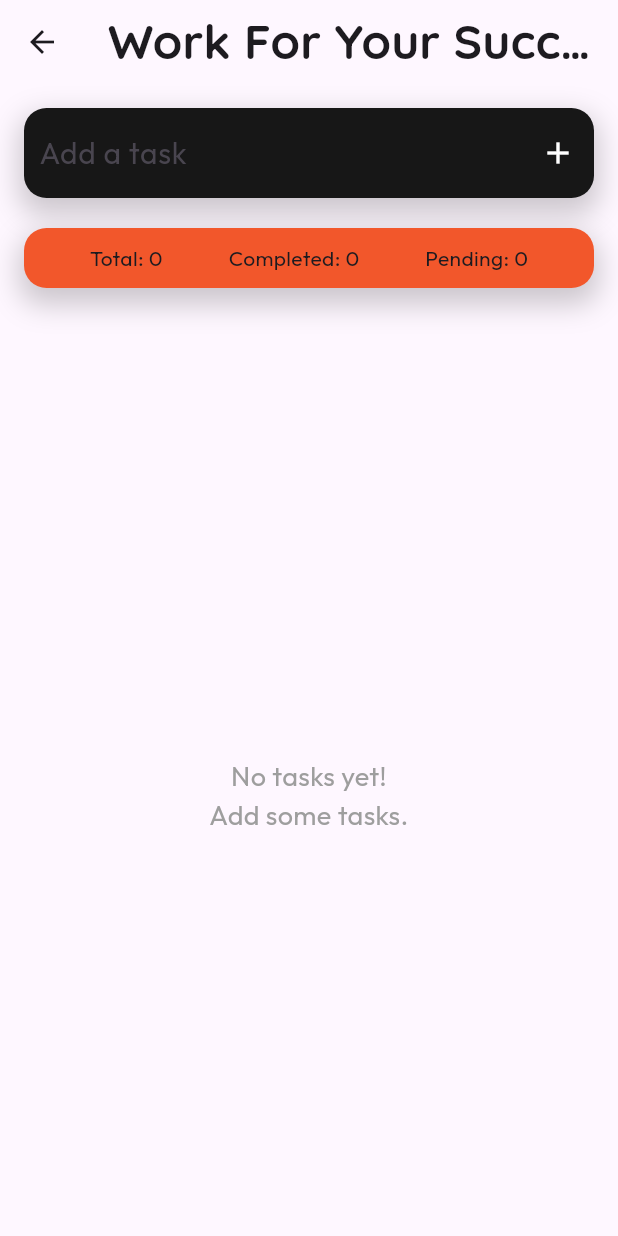
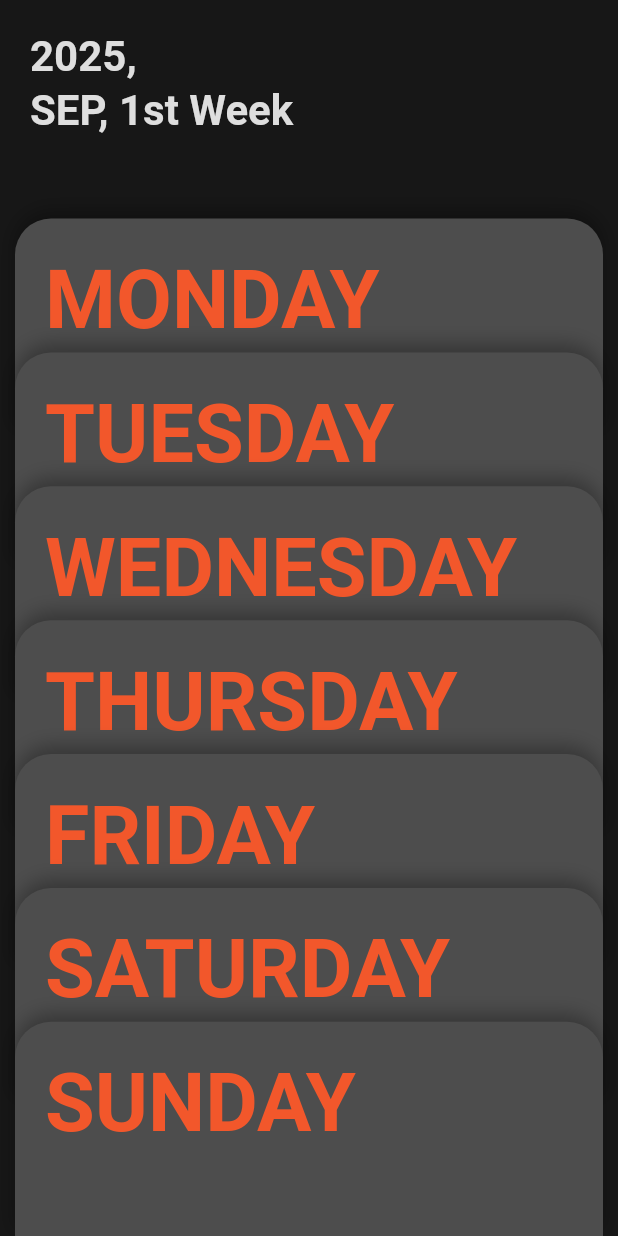
Before and after one commit to NisalUthsara/Task-Manager-App-Flutter, a Flutter app: the TodoScreen screen opened directly, on a phone screen of 412 x 824 dp. Run offline on Flutter 3.47's test engine with Material 3 defaults, Android fonts, the light colour scheme and no system bars; our stand-ins replace google_fonts.

Commit message:
feature : redesign home UI

```diff
--- a/lib/screens/todo_screen.dart
+++ b/lib/screens/todo_screen.dart
@@ -1,7 +1,5 @@
 import 'package:flutter/material.dart';
-import 'package:google_fonts/google_fonts.dart';
 import 'package:task_manager_app_flutter/theme.dart';
-import 'package:task_manager_app_flutter/widgets/todo_card.dart';
 
 class TodoScreen extends StatefulWidget {
   const TodoScreen({super.key});
@@ -11,144 +9,77 @@ class TodoScreen extends StatefulWidget {
 }
 
 class _TodoScreenState extends State<TodoScreen> {
-  final textInputController = TextEditingController();
-  List<String> _tasks = [];
-  List<bool> _completed = [];
+  int? _expandedIndex;
 
-  void _addTask() {
-    if (textInputController.text.isNotEmpty) {
-      setState(() {
-        _tasks.add(textInputController.text);
-        _completed.add(false);
-      });
-      textInputController.clear();
-    }
-  }
+  final int _cardCount = 7;
 
-  void _toggleTask(int index) {
-    setState(() {
-      _completed[index] = !_completed[index];
-    });
-  }
-
-  void _deleteTask(int index) {
-    setState(() {
-      _tasks.removeAt(index);
-      _completed.removeAt(index);
-    });
-  }
-
-  void _clearAll() {
-    setState(() {
-      _tasks.clear();
-      _completed.clear();
-    });
-  }
+  final List<String> _cardNames = [
+    'MONDAY',
+    'TUESDAY',
+    'WEDNESDAY',
+    'THURSDAY',
+    'FRIDAY',
+    'SATURDAY',
+    'SUNDAY',
+  ];
 
   @override
   Widget build(BuildContext context) {
     return Scaffold(
-      appBar: AppBar(
-        title: Text(
-          'Work For Your Success',
-          style: GoogleFonts.quicksand(textStyle: TextStyle(fontSize: 32)),
+      backgroundColor: AppTheme.primaryBlack,
+      body: SafeArea(
+        child: Column(
+          children: [
+            // --- Header ---
+            SizedBox(
+              height: 110,
+              width: double.infinity,
+              child: Padding(
+                padding: const EdgeInsets.all(20.0),
+                child: Text(
+                  '2025,\nSEP, 1st Week',
+                  style: Theme.of(context).textTheme.titleLarge?.copyWith(
+                    color: AppTheme.secondaryLightGray,
+                    fontWeight: FontWeight.bold,
+                    fontSize: 28,
                   ),
                 ),
-      body: Center(
-        child: Padding(
-          padding: const EdgeInsets.all(16),
-          child: Column(
-            mainAxisAlignment: MainAxisAlignment.center,
-            children: [
-              //Top tasks adding container
-              Container(
-                height: 60,
-                width: double.infinity,
-                decoration: BoxDecoration(
-                  color: AppTheme.primaryBlack,
-                  borderRadius: BorderRadius.circular(15),
-                  boxShadow: [
-                    BoxShadow(
-                      color: Colors.black.withOpacity(0.2),
-                      spreadRadius: 3,
-                      blurRadius: 16,
-                      offset: Offset(0, 8),
-                    ),
-                  ],
-                ),
-                child: Row(
-                  children: [
-                    Expanded(
-                      child: TextField(
-                        controller: textInputController,
-                        style: const TextStyle(color: Colors.white),
-                        decoration: InputDecoration(
-                          hintText: 'Add a task',
-                          border: InputBorder.none,
-                          contentPadding: const EdgeInsets.symmetric(
-                            horizontal: 10,
-                          ),
-                        ),
-                        onSubmitted: (_) => _addTask(),
-                      ),
-                    ),
-                    IconButton(
-                      icon: const Icon(Icons.add, color: Colors.white),
-                      onPressed: _addTask,
-                    ),
-                  ],
-                ),
-              ),
-              const SizedBox(height: 20),
-
-              Container(
-                width: double.infinity,
-                height: 40,
-                decoration: BoxDecoration(
-                  color: AppTheme.primaryOrange,
-                  borderRadius: BorderRadius.circular(15),
-                  boxShadow: [
-                    BoxShadow(
-                      color: Colors.black.withOpacity(0.2),
-                      spreadRadius: 3,
-                      blurRadius: 16,
-                      offset: Offset(0, 8),
-                    ),
-                  ],
-                ),
-                child: Row(
-                  mainAxisAlignment: MainAxisAlignment.spaceEvenly,
-                  children: [
-                    Text('Total: ${_tasks.length}'),
-                    Text(
-                      'Completed: ${_completed.where((task) => task == true).length}',
-                    ),
-                    Text(
-                      'Pending: ${_completed.where((task) => task == false).length}',
-                    ),
-                  ],
               ),
             ),
 
-              const SizedBox(height: 60),
-              //tasks panel goes here
+            // --- Responsive Stack Area ---
+            // Expanded takes up ALL remaining vertical space.
             Expanded(
-                child: _tasks.isEmpty
-                    ? const Center(
-                        child: Text(
-                          'No tasks yet!\nAdd some tasks.',
-                          textAlign: TextAlign.center,
-                          style: TextStyle(fontSize: 18, color: Colors.grey),
+              child: LayoutBuilder(
+                builder: (context, constraints) {
+                  // We get the exact height available for the cards
+                  double availableHeight = constraints.maxHeight;
+
+                  // DYNAMIC SIZING CALCULATIONS:
+                  // 1. Calculate offset to ensure all 7 cards fit exactly in the space
+                  //    We divide by slightly more than card count to leave a gap at the top.
+                  double verticalOffset = availableHeight / (_cardCount + 1);
+
+                  // 2. Dynamic card heights based on screen size
+                  double standardHeight =
+                      availableHeight * 0.20; // ~25% of screen
+                  double expandedHeight =
+                      availableHeight * 0.45; // ~55% of screen
+
+                  return GestureDetector(
+                    onTap: () => setState(() => _expandedIndex = null),
+                    child: Stack(
+                      alignment: Alignment.bottomCenter,
+                      clipBehavior: Clip.none,
+                      children: List.generate(_cardCount, (index) {
+                        return _buildResponsiveCard(
+                          index,
+                          verticalOffset,
+                          standardHeight,
+                          expandedHeight,
+                        );
+                      }),
                     ),
-                      )
-                    : ListView.builder(
-                        itemCount: _tasks.length,
-                        itemBuilder: (context, index) {
-                          return TodoCard(
-                            title: _tasks[index],
-                            isMarked: _completed[index],
-                            onToggle: () => _toggleTask(index),
-                            onDelete: () => _deleteTask(index),
                   );
                 },
               ),
@@ -156,25 +87,140 @@ class _TodoScreenState extends State<TodoScreen> {
           ],
         ),
       ),
-      ),
-      bottomNavigationBar: _tasks.isNotEmpty
-          ? Padding(
-              padding: const EdgeInsets.only(bottom: 40),
-              child: Row(
-                mainAxisAlignment: MainAxisAlignment.center,
-                children: [
-                  ElevatedButton(
-                    style: ElevatedButton.styleFrom(
-                      backgroundColor: Colors.red,
-                      foregroundColor: Colors.white,
-                    ),
-                    onPressed: _clearAll,
-                    child: Text('Clear All'),
+    );
+  }
+
+  Widget _buildResponsiveCard(
+    int index,
+    double verticalOffset,
+    double standardHeight,
+    double expandedHeight,
+  ) {
+    final bool isExpanded = (index == _expandedIndex);
+
+    // INVERTED LOGIC:
+    double reversedIndex = (_cardCount - 1 - index).toDouble();
+    double bottomPosition = reversedIndex * verticalOffset;
+
+    // ANIMATION LOGIC:
+    // If a card is expanded, push cards ABOVE it (visually higher) further up.
+    if (_expandedIndex != null && index < _expandedIndex!) {
+      // We push them up by the difference in height, minus a little overlap adjustment
+      bottomPosition += (expandedHeight - standardHeight);
+    }
+
+    return AnimatedPositioned(
+      duration: const Duration(milliseconds: 300),
+      curve: Curves.easeInOut,
+      // We use 'bottom' instead of 'top'
+      bottom: bottomPosition,
+      left: 0,
+      right: 0,
+      height: isExpanded ? expandedHeight : standardHeight,
+      child: GestureDetector(
+        onTap: () {
+          setState(() {
+            _expandedIndex = (_expandedIndex == index) ? null : index;
+          });
+        },
+        child: AnimatedContainer(
+          duration: const Duration(milliseconds: 300),
+          curve: Curves.easeInOut,
+          margin: const EdgeInsets.symmetric(horizontal: 10),
+          decoration: BoxDecoration(
+            color: isExpanded
+                ? AppTheme.primaryOrange
+                : AppTheme.secondaryDarkGray,
+            // Rounded corners on top only creates the file-folder look
+            borderRadius: const BorderRadius.vertical(top: Radius.circular(24)),
+            boxShadow: [
+              BoxShadow(
+                color: Colors.black.withOpacity(0.3),
+                blurRadius: 10,
+                offset: const Offset(0, -5), // Shadow upwards
               ),
             ],
           ),
-            )
-          : null,
+          child: Container(
+            width: double.infinity,
+            padding: const EdgeInsets.all(20),
+            child: Column(
+              crossAxisAlignment: CrossAxisAlignment.start,
+              children: [
+                Text(
+                  _cardNames[index],
+                  style: Theme.of(context).textTheme.titleLarge?.copyWith(
+                    fontWeight: FontWeight.bold,
+                    color: isExpanded
+                        ? AppTheme.secondaryDarkGray
+                        : AppTheme.primaryOrange,
+                  ),
+                ),
+                if (isExpanded) ...[
+                  const SizedBox(height: 20),
+                  Expanded(
+                    child: SingleChildScrollView(
+                      physics: const BouncingScrollPhysics(),
+                      child: Column(
+                        crossAxisAlignment: CrossAxisAlignment.start,
+                        children: [
+                          _buildDummyTaskItem(
+                            "Meeting with Design Team",
+                            "10:00 AM",
+                          ),
+                          _buildDummyTaskItem("Lunch Break", "01:00 PM"),
+                          _buildDummyTaskItem(
+                            "Flutter Project Review",
+                            "03:30 PM",
+                          ),
+                          _buildDummyTaskItem("Gym", "06:00 PM"),
+                        ],
+                      ),
+                    ),
+                  ),
+                ],
+              ],
+            ),
+          ),
+        ),
+      ),
+    );
+  }
+
+  Widget _buildDummyTaskItem(String title, String time) {
+    return Container(
+      margin: const EdgeInsets.only(bottom: 12),
+      padding: const EdgeInsets.all(12),
+      decoration: BoxDecoration(
+        color: Colors.black.withOpacity(0.1),
+        borderRadius: BorderRadius.circular(12),
+      ),
+      child: Row(
+        children: [
+          Icon(
+            Icons.check_circle_outline,
+            size: 20,
+            color: AppTheme.secondaryDarkGray,
+          ),
+          const SizedBox(width: 10),
+          Expanded(
+            child: Text(
+              title,
+              style: TextStyle(
+                fontWeight: FontWeight.w600,
+                color: AppTheme.secondaryDarkGray,
+              ),
+            ),
+          ),
+          Text(
+            time,
+            style: TextStyle(
+              fontWeight: FontWeight.bold,
+              color: AppTheme.secondaryDarkGray.withOpacity(0.6),
+            ),
+          ),
+        ],
+      ),
     );
   }
 }
```
Lines whose indentation alone changed are shown as unchanged.
